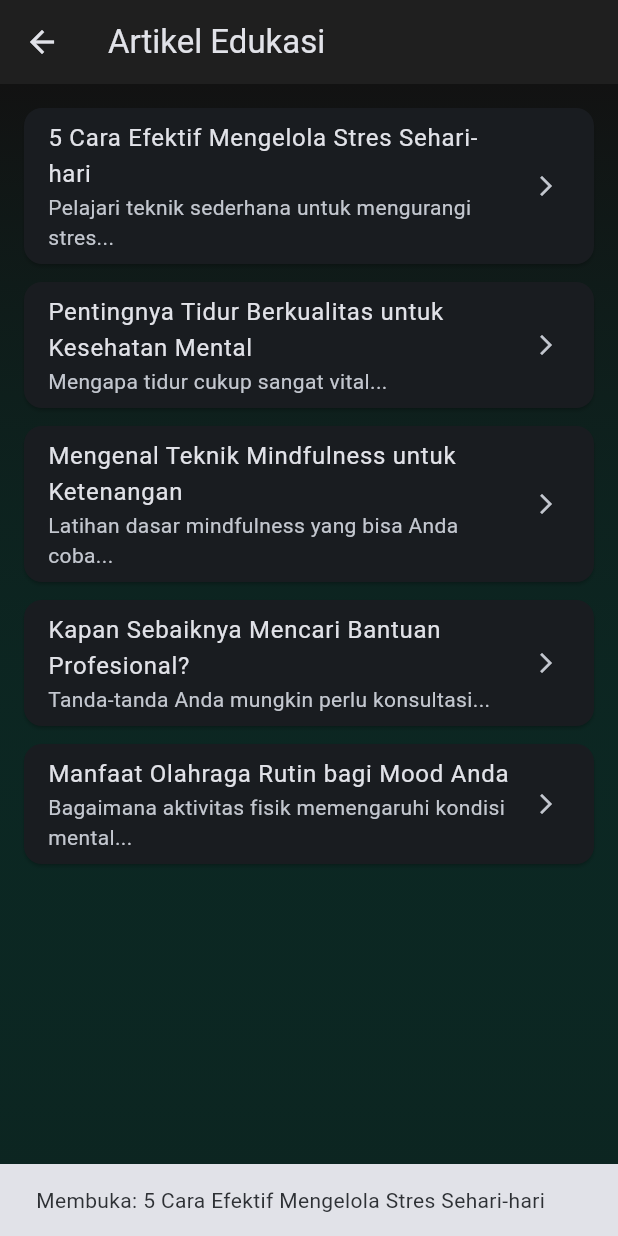
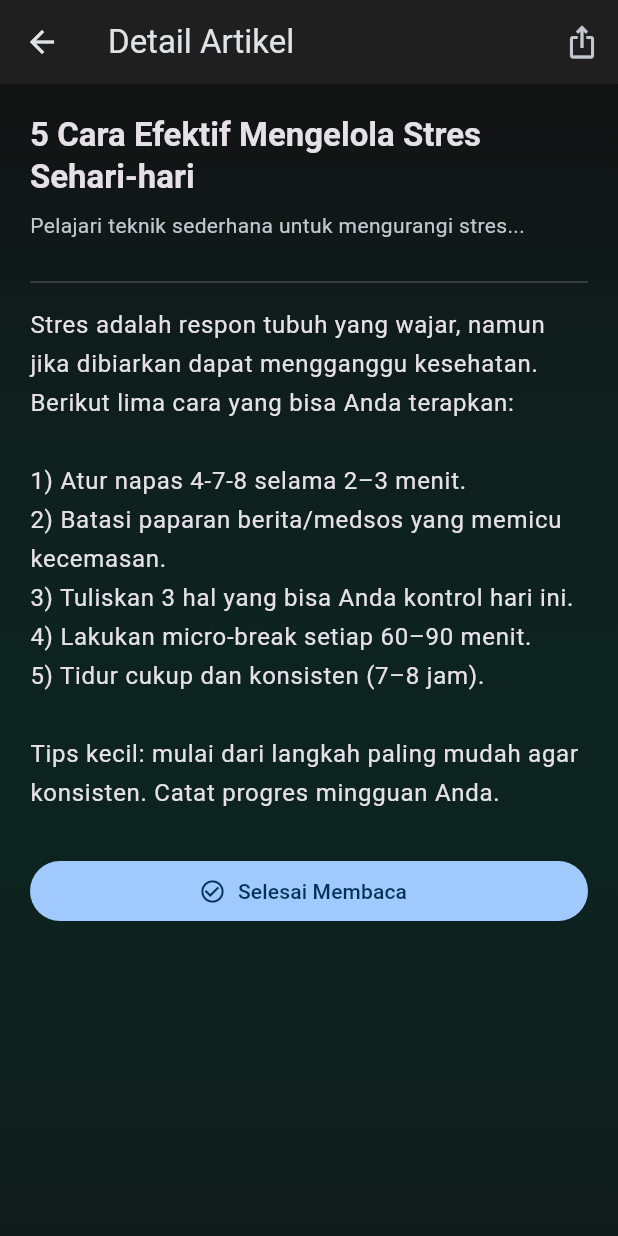
Before and after one commit to Wilyam2005/insightmid_app, a Flutter app: the EducationPage screen opened directly, after a tap on "5 Cara Efektif Mengelola Stres Sehari-ha", on a phone screen of 412 x 824 dp. Run offline on Flutter 3.47's test engine with Material 3 defaults, Android fonts, the light colour scheme and no system bars; our stand-ins replace camera, fl_chart, flutter_riverpod, hive, hive_flutter, smooth_page_indicator; missing offline and left inert: google_mlkit_face_detection; accounts and stored records are empty.

Commit message:
Update education_page.dart

```diff
--- a/lib/features/insightmind/presentation/pages/education_page.dart
+++ b/lib/features/insightmind/presentation/pages/education_page.dart
@@ -1,27 +1,67 @@
 // lib/features/insightmind/presentation/pages/education_page.dart
-
 import 'package:flutter/material.dart';
 
 class EducationPage extends StatelessWidget {
   const EducationPage({super.key});
 
-  // Contoh data artikel (bisa diambil dari database/API nanti)
+  // Tambahkan field "content" untuk isi artikel
   final List<Map<String, String>> articles = const [
-    {'title': '5 Cara Efektif Mengelola Stres Sehari-hari', 'summary': 'Pelajari teknik sederhana untuk mengurangi stres...'},
-    {'title': 'Pentingnya Tidur Berkualitas untuk Kesehatan Mental', 'summary': 'Mengapa tidur cukup sangat vital...'},
-    {'title': 'Mengenal Teknik Mindfulness untuk Ketenangan', 'summary': 'Latihan dasar mindfulness yang bisa Anda coba...'},
-    {'title': 'Kapan Sebaiknya Mencari Bantuan Profesional?', 'summary': 'Tanda-tanda Anda mungkin perlu konsultasi...'},
-    {'title': 'Manfaat Olahraga Rutin bagi Mood Anda', 'summary': 'Bagaimana aktivitas fisik memengaruhi kondisi mental...'},
+    {
+      'title': '5 Cara Efektif Mengelola Stres Sehari-hari',
+      'summary': 'Pelajari teknik sederhana untuk mengurangi stres...',
+      'content':
+          'Stres adalah respon tubuh yang wajar, namun jika dibiarkan dapat mengganggu kesehatan. '
+          'Berikut lima cara yang bisa Anda terapkan:\n\n'
+          '1) Atur napas 4-7-8 selama 2–3 menit.\n'
+          '2) Batasi paparan berita/medsos yang memicu kecemasan.\n'
+          '3) Tuliskan 3 hal yang bisa Anda kontrol hari ini.\n'
+          '4) Lakukan micro-break setiap 60–90 menit.\n'
+          '5) Tidur cukup dan konsisten (7–8 jam).\n\n'
+          'Tips kecil: mulai dari langkah paling mudah agar konsisten. Catat progres mingguan Anda.'
+    },
+    {
+      'title': 'Pentingnya Tidur Berkualitas untuk Kesehatan Mental',
+      'summary': 'Mengapa tidur cukup sangat vital...',
+      'content':
+          'Tidur memengaruhi regulasi emosi, konsentrasi, dan memori. Kekurangan tidur meningkatkan risiko cemas '
+          'dan depresi. Jaga sleep hygiene: hindari kafein 6 jam sebelum tidur, redupkan layar 1 jam sebelum tidur, '
+          'dan buat rutinitas malam yang tenang. Jika sulit tidur, coba latihan relaksasi otot progresif selama 10 menit.'
+    },
+    {
+      'title': 'Mengenal Teknik Mindfulness untuk Ketenangan',
+      'summary': 'Latihan dasar mindfulness yang bisa Anda coba...',
+      'content':
+          'Mindfulness adalah kesadaran penuh pada momen kini, tanpa menghakimi. Latihan dasar: duduk nyaman, '
+          'fokus pada napas masuk-keluar. Saat pikiran melayang, akui dengan lembut lalu kembali ke napas. '
+          'Mulai 5 menit/hari dan tambah bertahap.'
+    },
+    {
+      'title': 'Kapan Sebaiknya Mencari Bantuan Profesional?',
+      'summary': 'Tanda-tanda Anda mungkin perlu konsultasi...',
+      'content':
+          'Pertimbangkan konsultasi jika: (1) gejala mengganggu aktivitas harian >2 minggu, '
+          '(2) pola tidur/nafsu makan sangat berubah, (3) pikiran menyakiti diri, atau (4) konflik memanjang. '
+          'Mencari bantuan adalah langkah berani, bukan kelemahan.'
+    },
+    {
+      'title': 'Manfaat Olahraga Rutin bagi Mood Anda',
+      'summary':
+          'Bagaimana aktivitas fisik memengaruhi kondisi mental...',
+      'content':
+          'Aktivitas fisik memicu pelepasan endorfin dan mengurangi hormon stres. Target minimal 150 menit/minggu '
+          'intensitas sedang (jalan cepat, bersepeda santai). Mulai perlahan: 10–15 menit/hari lalu tingkatkan.'
+    },
   ];
 
   @override
   Widget build(BuildContext context) {
+    final scheme = Theme.of(context).colorScheme;
+
     return Scaffold(
       appBar: AppBar(
         title: const Text('Artikel Edukasi'),
       ),
       body: Container(
-        // Tambahkan background gradasi agar konsisten
         decoration: BoxDecoration(
           gradient: LinearGradient(
             begin: Alignment.topCenter,
@@ -36,17 +76,37 @@ class EducationPage extends StatelessWidget {
           padding: const EdgeInsets.all(16.0),
           itemCount: articles.length,
           itemBuilder: (context, index) {
-            final article = articles[index];
+            final a = articles[index];
             return Card(
-              margin: const EdgeInsets.only(bottom: 12.0),
+              color: scheme.surface,
+              elevation: 0,
+              surfaceTintColor: scheme.primary.withOpacity(0.05),
+              shape: RoundedRectangleBorder(
+                borderRadius: BorderRadius.circular(16),
+              ),
+              margin: const EdgeInsets.only(bottom: 14),
               child: ListTile(
-                title: Text(article['title']!),
-                subtitle: Text(article['summary']!),
+                contentPadding:
+                    const EdgeInsets.symmetric(horizontal: 16, vertical: 12),
+                title: Text(
+                  a['title']!,
+                  style: const TextStyle(fontWeight: FontWeight.w600),
+                ),
+                subtitle: Padding(
+                  padding: const EdgeInsets.only(top: 6.0),
+                  child: Text(a['summary']!),
+                ),
                 trailing: const Icon(Icons.arrow_forward_ios, size: 16),
                 onTap: () {
-                  // TODO: Navigasi ke halaman detail artikel
-                  ScaffoldMessenger.of(context).showSnackBar(
-                    SnackBar(content: Text('Membuka: ${article['title']}')),
+                  Navigator.push(
+                    context,
+                    MaterialPageRoute(
+                      builder: (_) => ArticleDetailPage(
+                        title: a['title']!,
+                        summary: a['summary']!,
+                        content: a['content']!,
+                      ),
+                    ),
                   );
                 },
               ),
@@ -57,3 +117,84 @@ class EducationPage extends StatelessWidget {
     );
   }
 }
+
+/// Halaman detail artikel
+class ArticleDetailPage extends StatelessWidget {
+  final String title;
+  final String summary;
+  final String content;
+
+  const ArticleDetailPage({
+    super.key,
+    required this.title,
+    required this.summary,
+    required this.content,
+  });
+
+  @override
+  Widget build(BuildContext context) {
+    final scheme = Theme.of(context).colorScheme;
+
+    return Scaffold(
+      appBar: AppBar(
+        title: const Text('Detail Artikel'),
+        actions: [
+          IconButton(
+            tooltip: 'Bagikan',
+            onPressed: () {
+              // Implementasi share bisa ditambahkan sesuai kebutuhan/package
+              ScaffoldMessenger.of(context).showSnackBar(
+                const SnackBar(content: Text('Fitur bagikan coming soon')),
+              );
+            },
+            icon: const Icon(Icons.ios_share),
+          ),
+        ],
+      ),
+      body: Container(
+        decoration: BoxDecoration(
+          gradient: LinearGradient(
+            begin: Alignment.topCenter,
+            end: Alignment.bottomCenter,
+            colors: [
+              Theme.of(context).scaffoldBackgroundColor,
+              Colors.teal.shade900.withOpacity(0.15),
+            ],
+          ),
+        ),
+        child: ListView(
+          padding: const EdgeInsets.fromLTRB(20, 20, 20, 32),
+          children: [
+            Text(
+              title,
+              style: Theme.of(context).textTheme.titleLarge?.copyWith(
+                    fontWeight: FontWeight.w700,
+                  ),
+            ),
+            const SizedBox(height: 8),
+            Text(
+              summary,
+              style: Theme.of(context)
+                  .textTheme
+                  .bodyMedium
+                  ?.copyWith(color: scheme.onSurfaceVariant),
+            ),
+            const SizedBox(height: 16),
+            const Divider(height: 24),
+            const SizedBox(height: 4),
+            Text(
+              content,
+              style: Theme.of(context).textTheme.bodyLarge?.copyWith(height: 1.6),
+            ),
+            const SizedBox(height: 28),
+            FilledButton.icon(
+              onPressed: () => Navigator.pop(context),
+              icon: const Icon(Icons.check_circle_outline),
+              label: const Text('Selesai Membaca'),
+            ),
+          ],
+        ),
+      ),
+    );
+  }
+}
```
